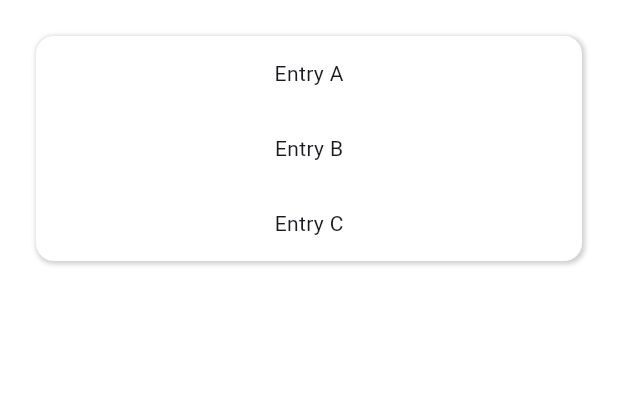
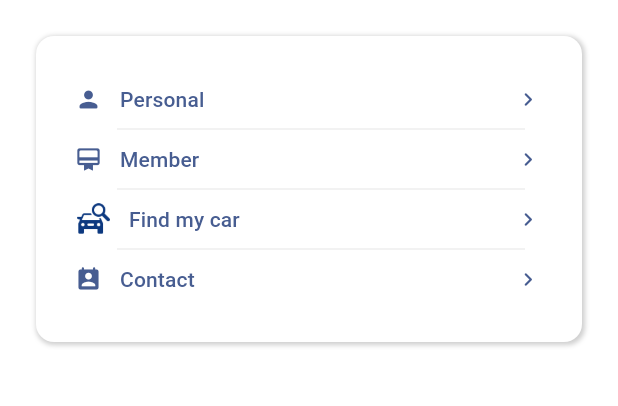
Before and after one commit to suphotder/mrtaparking, a Flutter app: the PageProfile screen opened directly, on a phone screen of 412 x 824 dp, the part 207-613 px from its top. Run offline on Flutter 3.47's test engine with Material 3 defaults, Android fonts, the phone set to English and light mode, and no system bars; our stand-ins replace carousel_slider, flutter_svg.

Commit message:
menu  profile

```diff
--- a/lib/src/layouts/profile/layout_m_page_profile.dart
+++ b/lib/src/layouts/profile/layout_m_page_profile.dart
@@ -1,5 +1,7 @@
 import 'package:flutter/material.dart';
 import 'package:mrtaparking/src/widgets/app_bar_home.dart';
+import 'package:mrtaparking/src/widgets/bottons/button_menu.dart';
+import 'package:mrtaparking/src/widgets/menu_parking_profile.dart';
 
 class LayoutMPageProfile extends StatelessWidget {
   const LayoutMPageProfile({super.key});
@@ -48,39 +50,7 @@ class LayoutMPageProfile extends StatelessWidget {
               left: 24,
               right: 24,
             ),
-            child: Container(
-              decoration: BoxDecoration(
-                color: Colors.white, // สีพื้นหลังของ Container
-                borderRadius: BorderRadius.circular(12), // มุมโค้งมน
-                boxShadow: [
-                  BoxShadow(
-                    color: Colors.grey.withOpacity(0.5), // สีของเงา
-                    spreadRadius: 1, // การกระจายของเงา
-                    blurRadius: 2, // ความเบลอของเงา
-                    offset: Offset(1, 1), // ระยะเงา (x, y)
-                  ),
-                ],
-              ),
-              child: Column(
-                children: [
-                  Container(
-                    height: 50,
-                    // color: Colors.amber[600],
-                    child: const Center(child: Text('Entry A')),
-                  ),
-                  Container(
-                    height: 50,
-                    // color: Colors.amber[500],
-                    child: const Center(child: Text('Entry B')),
-                  ),
-                  Container(
-                    height: 50,
-                    // color: Colors.amber[100],
-                    child: const Center(child: Text('Entry C')),
-                  )
-                ],
-              ),
-            ),
+            child: MenuParkingProfile(),
           ),
         ],
       ),
--- /dev/null
+++ b/lib/src/widgets/bottons/button_menu.dart
@@ -0,0 +1,50 @@
+import 'package:flutter/material.dart';
+
+class ButtonMenu extends StatelessWidget {
+  Function onPressed;
+  Widget iconLeft;
+  Widget text;
+  Widget iconRight;
+  ButtonMenu({
+    super.key,
+    required this.onPressed,
+    required this.iconLeft,
+    required this.text,
+    required this.iconRight,
+  });
+
+  @override
+  Widget build(BuildContext context) {
+    return Container(
+      height: 36,
+      child: TextButton(
+        onPressed: () {
+          onPressed();
+        },
+        child: Row(
+          children: [
+            iconLeft,
+            SizedBox(
+              width: 12,
+            ),
+            Expanded(
+              child: text,
+            ),
+            Container(
+              width: 20,
+              child: iconRight,
+            ),
+          ],
+        ),
+        style: TextButton.styleFrom(
+          padding: EdgeInsets.only(
+            left: 8,
+            top: 0,
+            right: 8,
+            bottom: 0,
+          ),
+        ),
+      ),
+    );
+  }
+}
--- /dev/null
+++ b/lib/src/widgets/menu_parking_profile.dart
@@ -0,0 +1,130 @@
+import 'package:flutter/material.dart';
+import 'package:mrtaparking/src/widgets/bottons/button_menu.dart';
+
+class MenuParkingProfile extends StatelessWidget {
+  const MenuParkingProfile({super.key});
+
+  @override
+  Widget build(BuildContext context) {
+    return Container(
+      decoration: BoxDecoration(
+        color: Colors.white,
+        borderRadius: BorderRadius.circular(12),
+        boxShadow: [
+          BoxShadow(
+            color: Colors.grey.withOpacity(0.5),
+            spreadRadius: 1,
+            blurRadius: 2,
+            offset: Offset(1, 1),
+          ),
+        ],
+      ),
+      child: Padding(
+        padding: const EdgeInsets.only(
+          top: 24,
+          left: 18,
+          bottom: 24,
+          right: 18,
+        ),
+        child: Column(
+          children: [
+            ButtonMenu(
+              onPressed: () {},
+              iconLeft: Icon(Icons.person_rounded),
+              text: Text(
+                "Personal",
+                maxLines: 1,
+                overflow: TextOverflow.ellipsis,
+                style: TextStyle(
+                  fontSize: 14,
+                ),
+              ),
+              iconRight: Icon(
+                Icons.keyboard_arrow_right_rounded,
+              ),
+            ),
+            Divider(
+              color: Colors.grey.withOpacity(0.3),
+              thickness: 0.6,
+              indent: 36,
+              endIndent: 20,
+              height: 4,
+            ),
+            ButtonMenu(
+              onPressed: () {},
+              iconLeft: Icon(Icons.card_membership_rounded),
+              text: Text(
+                "Member",
+                maxLines: 1,
+                overflow: TextOverflow.ellipsis,
+                style: TextStyle(
+                  fontSize: 14,
+                ),
+              ),
+              iconRight: Icon(
+                Icons.keyboard_arrow_right_rounded,
+              ),
+            ),
+            Divider(
+              color: Colors.grey.withOpacity(0.3),
+              thickness: 0.6,
+              indent: 36,
+              endIndent: 20,
+              height: 4,
+            ),
+            ButtonMenu(
+              onPressed: () {},
+              iconLeft: SizedBox(
+                width: 24,
+                child: Padding(
+                  padding: const EdgeInsets.only(
+                    top: 6,
+                    bottom: 6,
+                  ),
+                  child: Image.asset(
+                    "assets/icons/find_car.png",
+                  ),
+                ),
+              ),
+              text: Text(
+                "Find my car",
+                maxLines: 1,
+                overflow: TextOverflow.ellipsis,
+                style: TextStyle(
+                  fontSize: 14,
+                ),
+              ),
+              iconRight: Icon(
+                Icons.keyboard_arrow_right_rounded,
+              ),
+            ),
+            Divider(
+              color: Colors.grey.withOpacity(0.3),
+              thickness: 0.6,
+              indent: 36,
+              endIndent: 20,
+              height: 4,
+            ),
+            ButtonMenu(
+              onPressed: () {},
+              iconLeft: Icon(
+                Icons.perm_contact_cal_rounded,
+              ),
+              text: Text(
+                "Contact",
+                maxLines: 1,
+                overflow: TextOverflow.ellipsis,
+                style: TextStyle(
+                  fontSize: 14,
+                ),
+              ),
+              iconRight: Icon(
+                Icons.keyboard_arrow_right_rounded,
+              ),
+            ),
+          ],
+        ),
+      ),
+    );
+  }
+}
```
Also changed, not shown: assets/icons/find_car.png (added).
